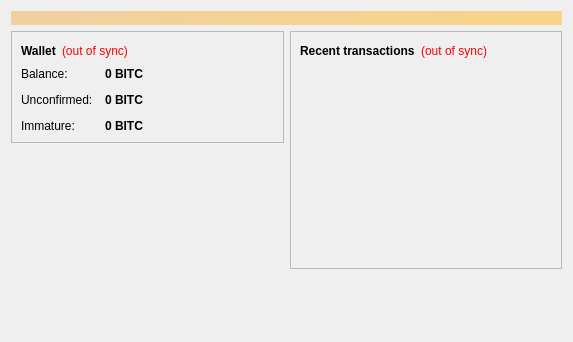
tharindupr/BaiCoin, file src/qt/forms/overviewpage.ui: the form before one commit.
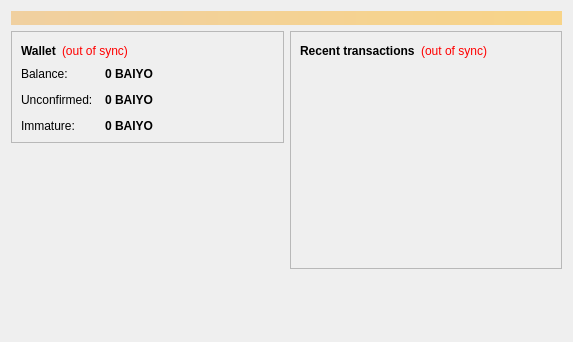
The form after the commit.

```diff
--- a/src/qt/forms/overviewpage.ui
+++ b/src/qt/forms/overviewpage.ui
@@ -122,7 +122,7 @@
                <string>Your current balance</string>
               </property>
               <property name="text">
-               <string notr="true">0 BITC</string>
+               <string notr="true">0 BAIYO</string>
               </property>
               <property name="textInteractionFlags">
                <set>Qt::LinksAccessibleByMouse|Qt::TextSelectableByKeyboard|Qt::TextSelectableByMouse</set>
@@ -151,7 +151,7 @@
                <string>Total of transactions that have yet to be confirmed, and do not yet count toward the current balance</string>
               </property>
               <property name="text">
-               <string notr="true">0 BITC</string>
+               <string notr="true">0 BAIYO</string>
               </property>
               <property name="textInteractionFlags">
                <set>Qt::LinksAccessibleByMouse|Qt::TextSelectableByKeyboard|Qt::TextSelectableByMouse</set>
@@ -177,7 +177,7 @@
                <string>Mined balance that has not yet matured</string>
               </property>
               <property name="text">
-               <string notr="true">0 BITC</string>
+               <string notr="true">0 BAIYO</string>
               </property>
               <property name="textInteractionFlags">
                <set>Qt::LinksAccessibleByMouse|Qt::TextSelectableByKeyboard|Qt::TextSelectableByMouse</set>
```
